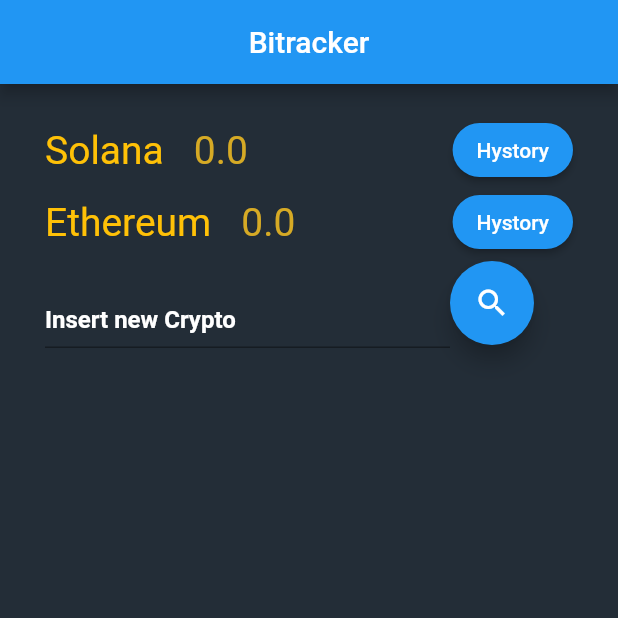
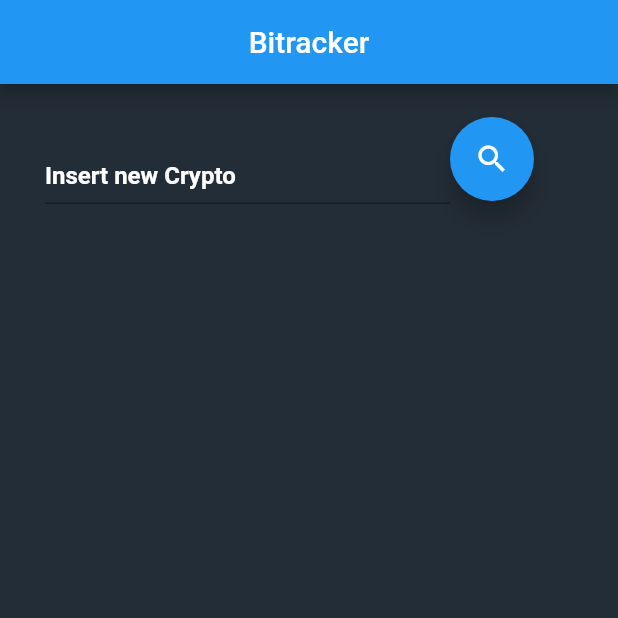
Before and after one commit to endriu00/bitracker-frontend, a Flutter app: the screen it shows after launch, after a tap on the "search" icon, on a phone screen of 412 x 824 dp, the top half of it. Run offline on Flutter 3.47's test engine with Material 2 defaults, Android fonts, the phone set to English and light mode, and no system bars; our stand-ins replace fl_chart, get; network calls fail.

Commit message:
Remove default crypto elements from list

```diff
--- a/lib/main.dart
+++ b/lib/main.dart
@@ -5,6 +5,7 @@
 // ignore_for_file: prefer_const_constructors_in_immutables
 
 import 'dart:async';
+
 import 'package:flutter_project/ui/HomePage.dart';
 import 'package:http/http.dart' as http;
 import 'dart:convert';
--- a/lib/ui/HistroyPage.dart
+++ b/lib/ui/HistroyPage.dart
@@ -65,7 +65,9 @@ class HistoryPageState extends State<HistoryPage> {
 
   Future<void> getHistoryOnPressed() async {
     List<CryptoEntity> result = [];
+
     result = await getHistory(crypto, startTime, endTime, true, maxResultController.text);
+
     result.forEach((element) => cryptoDataResult.add(new FlSpot(element.dateResult.day.toDouble(), element.price)));
 
   }
--- a/lib/ui/HomePage.dart
+++ b/lib/ui/HomePage.dart
@@ -78,7 +78,7 @@ class _BitrackerPriceState extends State<BitrackerPrice> {
     var response = await http.get(
       url,
       headers: {
-        "cmc_api_key": "a92bb94c-b937-47ca-95b7-a46e95564385",
+        "cmc_api_key": "",
       },
     );
 
@@ -91,10 +91,12 @@ class _BitrackerPriceState extends State<BitrackerPrice> {
 
 
   void addCryptoElement() {
-    if (cryptoSearchController.text != "500 error") {
-      setState(() async {
+    if (cryptoSearchController.text != "500 error" && prices[cryptoSearchController.text] == null) {
+
+      getPrice(cryptoSearchController.text).then((value) {
+        setState(() {
         // Set the first value as the current value of the crypto.
-        prices[cryptoSearchController.text] = await getPrice(cryptoSearchController.text);
+        prices[cryptoSearchController.text] = value;
         // Start a timer that gets the crypto price every X seconds.
         timer = Timer.periodic(
           Duration(seconds: callTime),
@@ -102,6 +104,7 @@ class _BitrackerPriceState extends State<BitrackerPrice> {
                 () => prices[cryptoSearchController.text] = truncateToDecimalDigit(value, digit),
               )));
         dynamicCryptoList.add(cryptoElement());
+        });
       });
     }
   }
@@ -145,7 +148,7 @@ class _BitrackerPriceState extends State<BitrackerPrice> {
                             crypto: '${cryptoSearchController.text}',
                           ));
                         },
-                        child: Text("Hystory"),
+                        child: Text("History"),
                         style: ButtonStyle(
                           overlayColor: MaterialStateProperty.all(Colors.red),
                           shape: MaterialStateProperty.all(
@@ -170,86 +173,6 @@ class _BitrackerPriceState extends State<BitrackerPrice> {
       ),
       child: Column(
         children: [
-          Row(
-            mainAxisSize: MainAxisSize.max,
-            children: <Widget>[
-              const Text(
-                'Solana',
-                style: TextStyle(
-                  color: buttonColor,
-                  fontSize: 26,
-                ),
-              ),
-              const SizedBox(
-                width: 20,
-                height: 20,
-              ),
-              Text(
-                '$solanaPrice',
-                style: const TextStyle(
-                  color: Color.fromARGB(255, 214, 170, 37),
-                  fontSize: 26,
-                ),
-              ),
-              Spacer(),
-               ElevatedButton(
-                    onPressed: () {
-                      Get.to(HistoryPage(
-                        crypto: 'Solana',
-                      ));
-                    },
-                    child: Text("Hystory"),
-                    style: ButtonStyle(
-                      overlayColor: MaterialStateProperty.all(Colors.red),
-                      shape: MaterialStateProperty.all(
-                        RoundedRectangleBorder(
-                          borderRadius: BorderRadius.circular(30),
-                        ),
-                      ),
-                    ),
-                  ),
-            ],
-          ),
-          Row(
-            children: <Widget>[
-              const Text(
-                'Ethereum',
-                style: TextStyle(
-                  color: buttonColor,
-                  fontSize: 26,
-                ),
-              ),
-              const SizedBox(
-                width: 20,
-                height: 20,
-              ),
-              Text(
-                '$ethereumPrice',
-                style: const TextStyle(
-                  color: Color.fromARGB(255, 214, 170, 37),
-                  fontSize: 26,
-                ),
-              ),
-              Spacer(),
-                  Container(
-                      child: ElevatedButton(
-                onPressed: () {
-                  Get.to(HistoryPage(
-                    crypto: "Ethereum",
-                  ));
-                },
-                child: Text("Hystory"),
-                style: ButtonStyle(
-                  overlayColor: MaterialStateProperty.all(Colors.green),
-                  shape: MaterialStateProperty.all(
-                    RoundedRectangleBorder(
-                      borderRadius: BorderRadius.circular(30),
-                    ),
-                  ),
-                ),
-              ))
-            ],
-          ),
           Container(
               child: Column(children: [
             if (!dynamicCryptoList.isEmpty)
```
